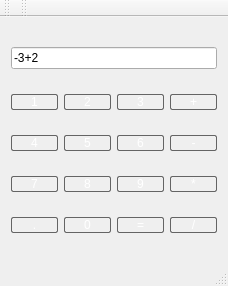
AnatoliiKubariev/QCalculator, file mainwindow.ui: the form before one commit.
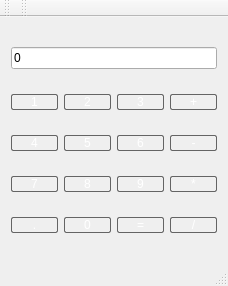
The form after the commit.

```diff
--- a/mainwindow.ui
+++ b/mainwindow.ui
@@ -148,7 +148,7 @@
     <item row="0" column="0" colspan="4">
      <widget class="QLineEdit" name="lineEdit">
       <property name="text">
-       <string>-3+2</string>
+       <string>0</string>
       </property>
      </widget>
     </item>
```
Left out of the diff: 14 changed lines with no effect on the pictures.
